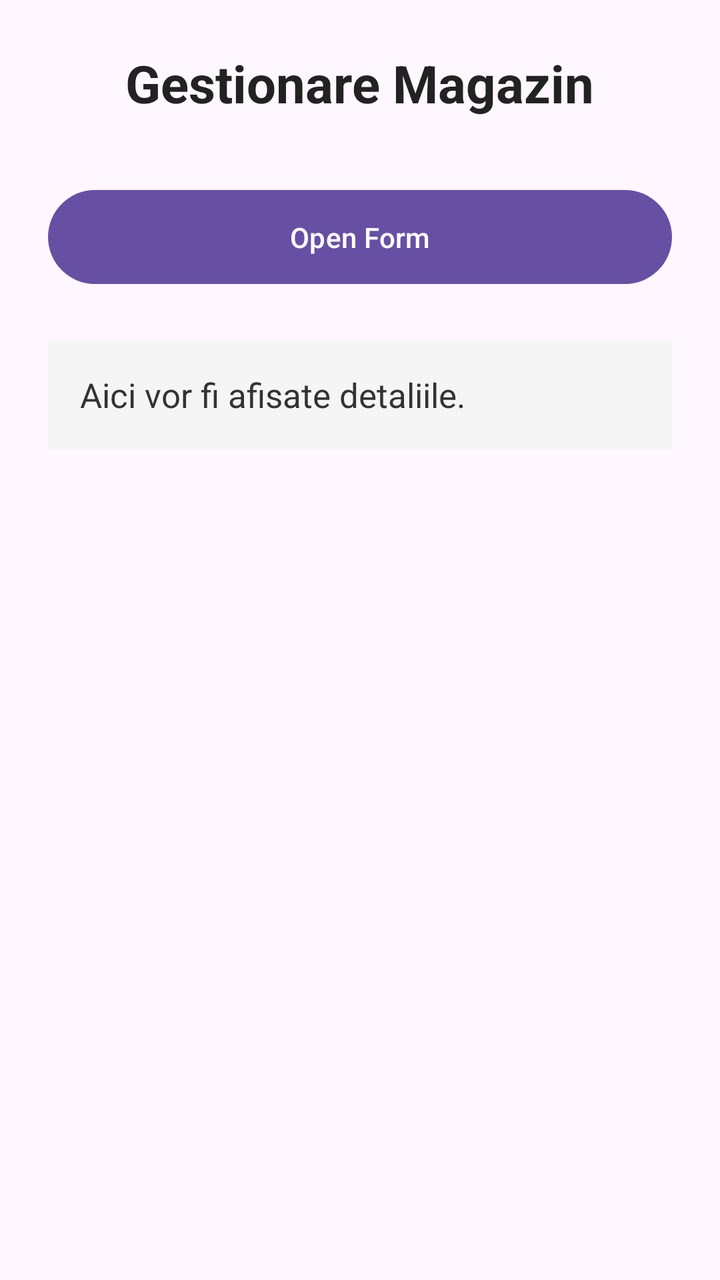
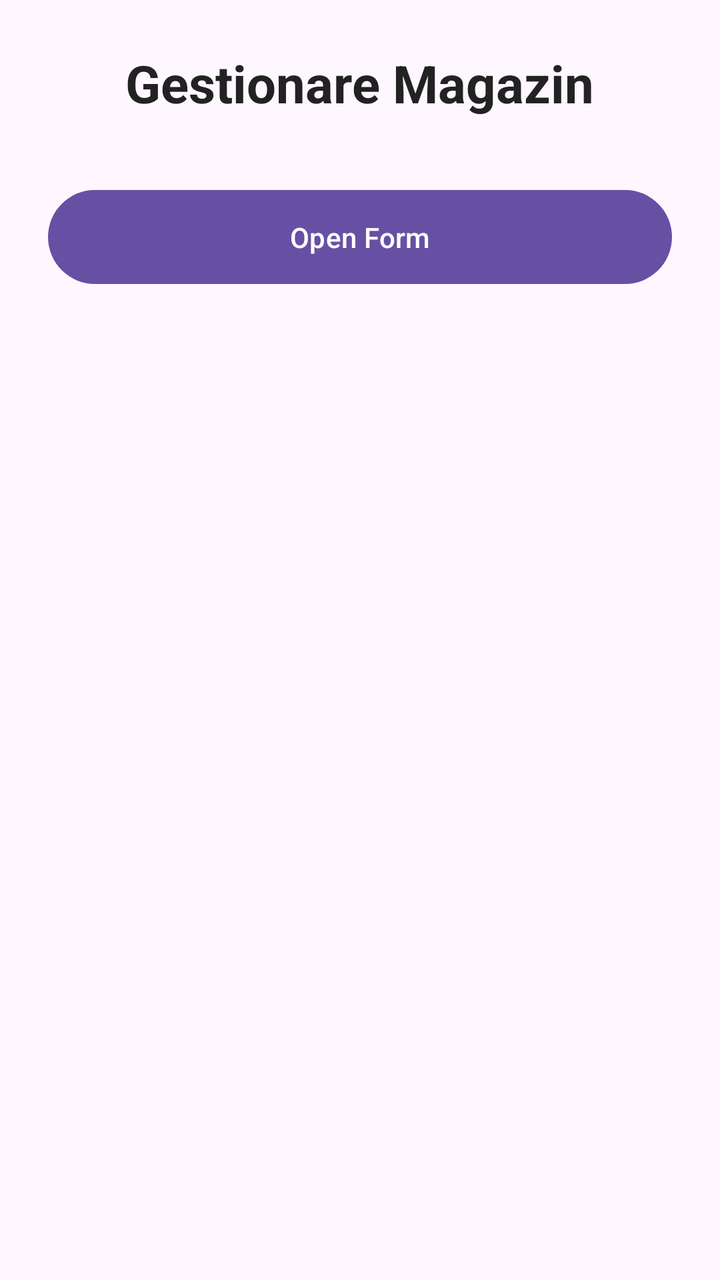

Two renders of the same Android screen: before a commit and after it. Below are the layout's source before the change and the commit's diff.
<!-- AndroidManifest.xml: application theme Theme.Labs -->
<!-- res/layout/activity_activitate_lab4.xml -->
<?xml version="1.0" encoding="utf-8"?>
<androidx.constraintlayout.widget.ConstraintLayout xmlns:android="http://schemas.android.com/apk/res/android"
    xmlns:app="http://schemas.android.com/apk/res-auto"
    xmlns:tools="http://schemas.android.com/tools"
    android:id="@+id/main"
    android:layout_width="match_parent"
    android:layout_height="match_parent"
    android:padding="24dp"
    tools:context=".ActivitateLab4">

    <TextView
        android:id="@+id/textViewTitleMain"
        android:layout_width="wrap_content"
        android:layout_height="wrap_content"
        android:text="Gestionare Magazin"
        android:textSize="26sp"
        android:textStyle="bold"
        android:textColor="#222222"
        app:layout_constraintTop_toTopOf="parent"
        app:layout_constraintStart_toStartOf="parent"
        app:layout_constraintEnd_toEndOf="parent" />

    <Button
        android:id="@+id/open_form"
        android:layout_width="0dp"
        android:layout_height="wrap_content"
        android:layout_marginTop="32dp"
        android:text="Open Form"
        android:textAllCaps="false"
        android:padding="14dp"
        app:layout_constraintTop_toBottomOf="@id/textViewTitleMain"
        app:layout_constraintStart_toStartOf="parent"
        app:layout_constraintEnd_toEndOf="parent" />

    <TextView
        android:id="@+id/textView2"
        android:layout_width="0dp"
        android:layout_height="wrap_content"
        android:layout_marginTop="24dp"
        android:background="#F5F5F5"
        android:padding="16dp"
        android:text="Aici vor fi afisate detaliile."
        android:textColor="#333333"
        android:textSize="17sp"
        app:layout_constraintTop_toBottomOf="@id/open_form"
        app:layout_constraintStart_toStartOf="parent"
        app:layout_constraintEnd_toEndOf="parent" />

</androidx.constraintlayout.widget.ConstraintLayout>
<!-- resources referenced by this layout -->
<resources>
  <style name="Theme.Labs" parent="Base.Theme.Labs" />
  <style name="Base.Theme.Labs" parent="Theme.Material3.DayNight.NoActionBar">
          
          
      </style>
</resources>

<!-- the commit's change to res/layout/activity_activitate_lab4.xml (unified diff, before → after) -->
@@ -32,18 +32,14 @@
         app:layout_constraintStart_toStartOf="parent"
         app:layout_constraintEnd_toEndOf="parent" />
 
-    <TextView
-        android:id="@+id/textView2"
-        android:layout_width="0dp"
-        android:layout_height="wrap_content"
-        android:layout_marginTop="24dp"
-        android:background="#F5F5F5"
-        android:padding="16dp"
-        android:text="Aici vor fi afisate detaliile."
-        android:textColor="#333333"
-        android:textSize="17sp"
-        app:layout_constraintTop_toBottomOf="@id/open_form"
+    <ListView
+        android:id="@+id/listView"
+        android:layout_width="361dp"
+        android:layout_height="508dp"
+        android:layout_marginTop="20dp"
+        app:layout_constraintBottom_toBottomOf="parent"
+        app:layout_constraintEnd_toEndOf="parent"
         app:layout_constraintStart_toStartOf="parent"
-        app:layout_constraintEnd_toEndOf="parent" />
+        app:layout_constraintTop_toBottomOf="@+id/open_form" />
 
 </androidx.constraintlayout.widget.ConstraintLayout>
